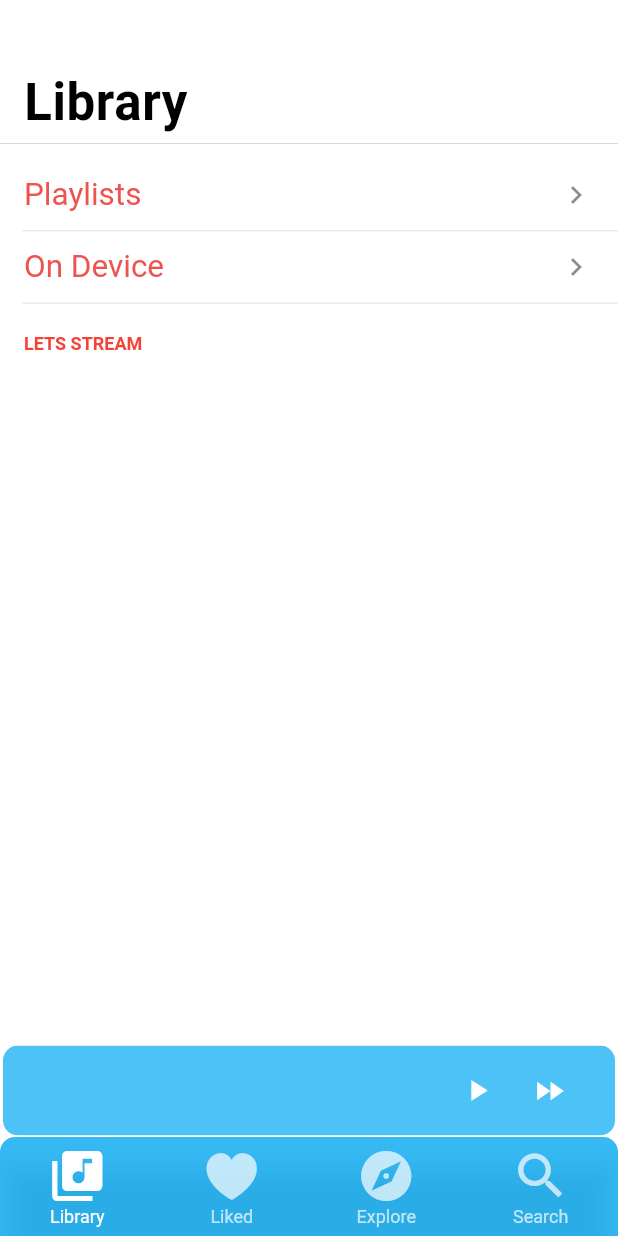
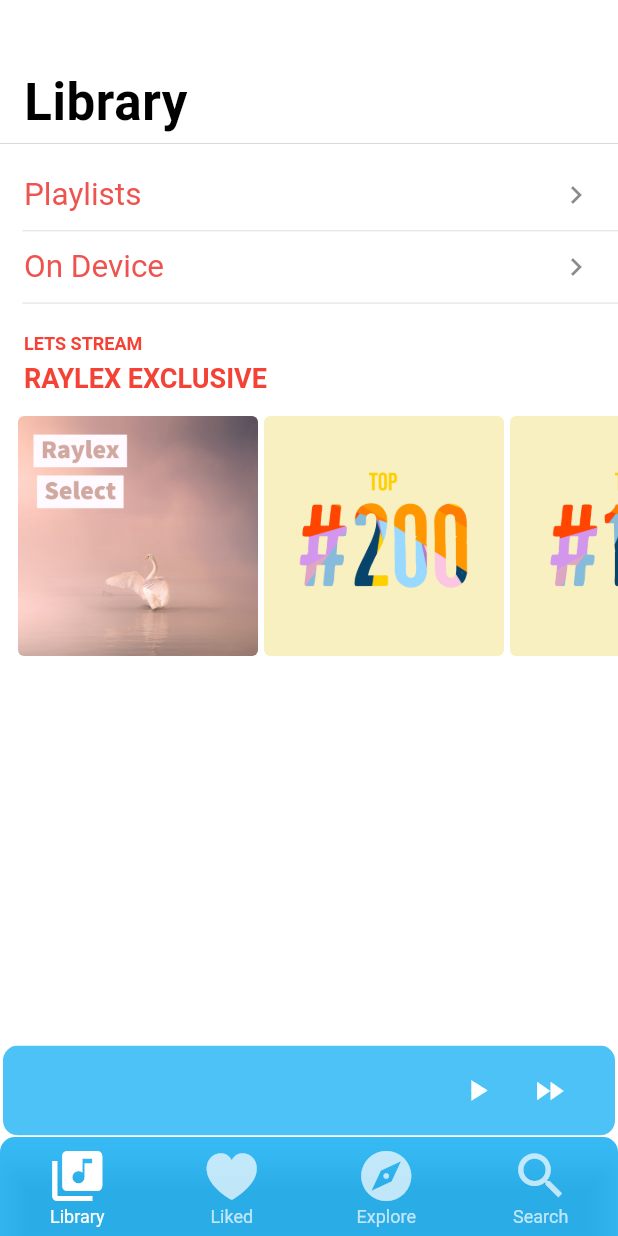
Before and after one commit to raysummee/Raylex, a Flutter app: the screen it shows after launch, on a phone screen of 412 x 824 dp. Run offline on Flutter 3.47's test engine with Material 2 defaults, Android fonts, the light colour scheme and no system bars; our stand-ins replace flutter_icons.

Commit message:
now when clicked on the stream card playlist of it will show, ui done

```diff
--- /dev/null
+++ b/lib/logic/models/modelPlaylistData.dart
@@ -0,0 +1,11 @@
+class ModelPlaylistData{
+  String title;
+  String imageuri;
+  Future<dynamic> future;
+
+  ModelPlaylistData(
+    this.title,
+    this.imageuri,
+    this.future
+  );
+}
--- /dev/null
+++ b/lib/ux/components/cards/roundedImageCard.dart
@@ -0,0 +1,54 @@
+import 'package:Raylex/ux/pages/allSongsPage.dart';
+import 'package:flutter/material.dart';
+
+class RoundedImageCard extends StatelessWidget {
+  final String imageUri;
+  final String title;
+  final Future<dynamic> future;
+  RoundedImageCard(this.imageUri, this.title, this.future);
+  @override
+  Widget build(BuildContext context) {
+    return Container(
+      margin: EdgeInsets.fromLTRB(2, 10,2, 10),
+      decoration: BoxDecoration(
+        borderRadius: BorderRadius.circular(4),
+      ),
+      alignment: Alignment.center,
+      child: Stack(
+        children: <Widget>[
+          ClipRRect(
+            borderRadius: BorderRadius.circular(4),
+            child: Image(
+              image: AssetImage(
+                imageUri
+              )
+            ),
+          ),
+          Material(
+            borderRadius: BorderRadius.circular(4),
+            color: Colors.transparent,
+            child: InkWell(
+              hoverColor: Colors.lightBlue.withOpacity(0.4),
+              splashColor: Colors.black.withOpacity(0.2),
+              highlightColor: Colors.lightBlue.withAlpha(100),
+              borderRadius: BorderRadius.circular(4),
+              onTap: (){
+                Navigator.of(context).push(
+                  MaterialPageRoute(
+                    builder: (context)=>AllSongsPage(
+                      future: future,
+                      uri: imageUri,
+                      title: title,
+                    )
+                  )
+                );
+              },
+            )
+          )
+        ],
+      ),
+      height: 160,
+      width: 160,
+    );
+  }
+}
--- /dev/null
+++ b/lib/ux/components/lists/horizontalListRoundedImage.dart
@@ -0,0 +1,31 @@
+import 'package:Raylex/logic/models/modelPlaylistData.dart';
+import 'package:Raylex/ux/components/cards/roundedImageCard.dart';
+import 'package:flutter/material.dart';
+
+class HorizontalListRoundedImage extends StatelessWidget {
+  final List<ModelPlaylistData> list= [
+    ModelPlaylistData("Raylex Select","lib/assets/images/raylexselect.jpg", Future.value()),
+    ModelPlaylistData("Top 200","lib/assets/images/top200.jpg", Future.value()),
+    ModelPlaylistData("Top 100","lib/assets/images/top100s.jpg", Future.value()),
+    ModelPlaylistData("Top 50","lib/assets/images/top50s.jpg", Future.value()),
+    ModelPlaylistData("Top 10","lib/assets/images/top10s.jpg", Future.value()),
+  ];
+  @override
+  Widget build(BuildContext context) {
+    return Container(
+      height: 180,
+      child: ListView.builder(
+        itemCount: list.length,
+        padding: EdgeInsets.fromLTRB(10, 0, 10, 0),
+        scrollDirection: Axis.horizontal,
+        itemBuilder: (context, index){
+          return RoundedImageCard(
+            list.elementAt(index).imageuri,
+            list.elementAt(index).title,
+            list.elementAt(index).future
+          );
+        }
+      ),
+    );
+  }
+}
--- a/lib/ux/components/loader/futureSongList.dart
+++ b/lib/ux/components/loader/futureSongList.dart
@@ -7,11 +7,13 @@ import 'package:flutter/material.dart';
 import 'package:provider/provider.dart';
 
 class FutureSongList extends StatelessWidget {
+  final Future<dynamic> future;
+  FutureSongList(this.future);
   @override
   Widget build(BuildContext context) {
     var appstate = Provider.of<PlayerStateNotify>(context, listen: false);
     return FutureBuilder(
-      future: SongQuery.allSongs(),
+      future: future,
       builder: (context, snap){
         if(snap.data!=null){
           List<SongInfo> list = snap.data;
--- a/lib/ux/pages/allSongsPage.dart
+++ b/lib/ux/pages/allSongsPage.dart
@@ -7,6 +7,14 @@ import 'package:flutter/material.dart';
 import 'package:flutter_icons/flutter_icons.dart';
 
 class AllSongsPage extends StatelessWidget {
+  final String uri;
+  final String title;
+  final Future<dynamic> future;
+  AllSongsPage({
+    this.uri: "lib/assets/images/white-headphone.jpg",
+    this.title: "Playlist",
+    @required this.future
+  });
   @override
   Widget build(BuildContext context) {
     return Scaffold(
@@ -25,7 +33,7 @@ class AllSongsPage extends StatelessWidget {
                       child: ClipRRect(
                         borderRadius: BorderRadius.circular(18),
                         child: Image.asset(
-                          "lib/assets/images/white-headphone.jpg",
+                          uri,
                           height: 140,
                           width: 150,
                           fit: BoxFit.cover,
@@ -34,7 +42,7 @@ class AllSongsPage extends StatelessWidget {
                     ),
                     centerTitle: true,
                     title: Text(
-                      "All Songs",
+                      title,
                       style: TextStyle(
                         fontSize: 16,
                         fontWeight: FontWeight.bold
@@ -52,7 +60,7 @@ class AllSongsPage extends StatelessWidget {
                 icon: Icon(
                   Icons.arrow_back_ios
                 ),
-                onPressed: (){}
+                onPressed: ()=>Navigator.of(context).pop()
               ),
               actions: <Widget>[
                 IconButton(
@@ -65,7 +73,7 @@ class AllSongsPage extends StatelessWidget {
             )
           ];
         },
-        body: FutureSongList(),
+        body: FutureSongList(future),
       )
     );
   }
--- a/lib/ux/pages/libraryPages.dart
+++ b/lib/ux/pages/libraryPages.dart
@@ -2,6 +2,7 @@ import 'package:Raylex/logic/models/playerStateNotify.dart';
 import 'package:Raylex/logic/models/songInfo.dart';
 import 'package:Raylex/logic/songQuery.dart';
 import 'package:Raylex/ux/components/appBars/libraryAppBar.dart';
+import 'package:Raylex/ux/components/lists/horizontalListRoundedImage.dart';
 import 'package:Raylex/ux/components/lists/songList.dart';
 import 'package:Raylex/ux/components/lists/verticalListSimple.dart';
 import 'package:Raylex/ux/pages/allSongsPage.dart';
@@ -63,7 +64,10 @@ class LibraryPages extends StatelessWidget {
             ),
             onTap: (){
               Navigator.of(context).push(MaterialPageRoute(
-                builder: (context)=> AllSongsPage()
+                builder: (context)=> AllSongsPage(
+                  title: "All Songs",
+                  future: SongQuery.allSongs(),
+                )
               ));
             },
           ),
@@ -73,7 +77,7 @@ class LibraryPages extends StatelessWidget {
             indent: 15,
           ),
           Container(
-            padding: EdgeInsets.fromLTRB(16, 20, 10, 10),
+            padding: EdgeInsets.fromLTRB(16, 20, 10, 0),
             child: Text(
               "Lets Stream".toUpperCase(),
               style: TextStyle(
@@ -83,6 +87,18 @@ class LibraryPages extends StatelessWidget {
               )
             ),
           ),
+          Container(
+            padding: EdgeInsets.fromLTRB(16, 5, 10, 5),
+            child: Text(
+              "Raylex Exclusive".toUpperCase(),
+              style: TextStyle(
+                color: Colors.red,
+                fontWeight: FontWeight.bold,
+                fontSize: 18
+              )
+            ),
+          ),
+          HorizontalListRoundedImage()
         ],
       )
     );
```
Also changed, not shown: lib/assets/images/ZUWOqcT.jpg (deleted), lib/assets/images/message.jpg (deleted), lib/assets/images/raylexselect.jpg (added), lib/assets/images/superdupersongs.jpg (added), lib/assets/images/top100s.jpg (added), lib/assets/images/top10s.jpg (added), lib/assets/images/top200.jpg (added), lib/assets/images/top50s.jpg (added).
